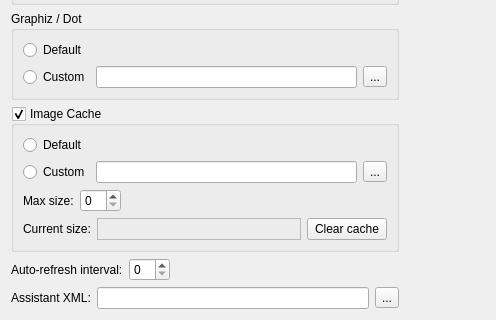
The window that preferencesdialog.ui (JoyIfBam5/plantumlqeditor) describes before a commit, drawn with Qt 5; both pictures show x 0 to 496 and y 190 to 510 of the 496 by 510 pixel window.
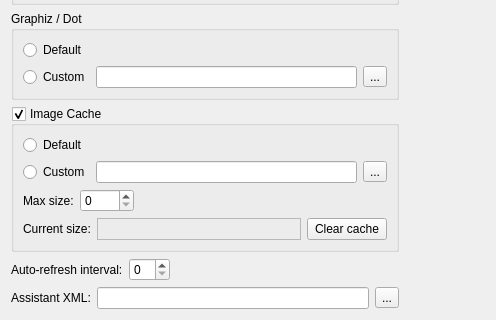
The same window after the commit.

Commit message: refs #184 - allow bigger cache; display cache in Mb

The edit to the form file:
```diff
--- a/preferencesdialog.ui
+++ b/preferencesdialog.ui
@@ -174,7 +174,11 @@
            </widget>
           </item>
           <item>
-           <widget class="QSpinBox" name="cacheMaxSize"/>
+           <widget class="QSpinBox" name="cacheMaxSize">
+            <property name="maximum">
+             <number>1000</number>
+            </property>
+           </widget>
           </item>
           <item>
            <spacer name="horizontalSpacer_3">
```
The commit also changes 1 other file.
